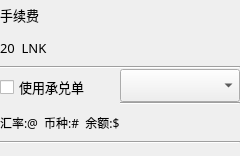
HcashOrg/hx-indicator, file FeeChooseWidget.ui: the form before one commit.
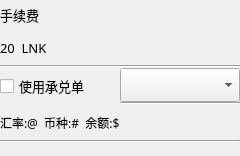
The form after the commit.

What changed in the file:
```diff
--- a/FeeChooseWidget.ui
+++ b/FeeChooseWidget.ui
@@ -84,7 +84,7 @@
        <property name="minimumSize">
         <size>
          <width>0</width>
-         <height>36</height>
+         <height>0</height>
         </size>
        </property>
        <property name="maximumSize">
@@ -128,7 +128,7 @@
        <property name="minimumSize">
         <size>
          <width>0</width>
-         <height>36</height>
+         <height>0</height>
         </size>
        </property>
        <property name="maximumSize">
@@ -196,7 +196,7 @@
        <property name="minimumSize">
         <size>
          <width>0</width>
-         <height>36</height>
+         <height>0</height>
         </size>
        </property>
        <property name="maximumSize">
@@ -224,6 +224,9 @@
      <property name="orientation">
       <enum>Qt::Vertical</enum>
      </property>
+     <property name="sizeType">
+      <enum>QSizePolicy::Preferred</enum>
+     </property>
      <property name="sizeHint" stdset="0">
       <size>
        <width>17</width>
```
Left out of the diff: 2 changed lines with no effect on the pictures.
